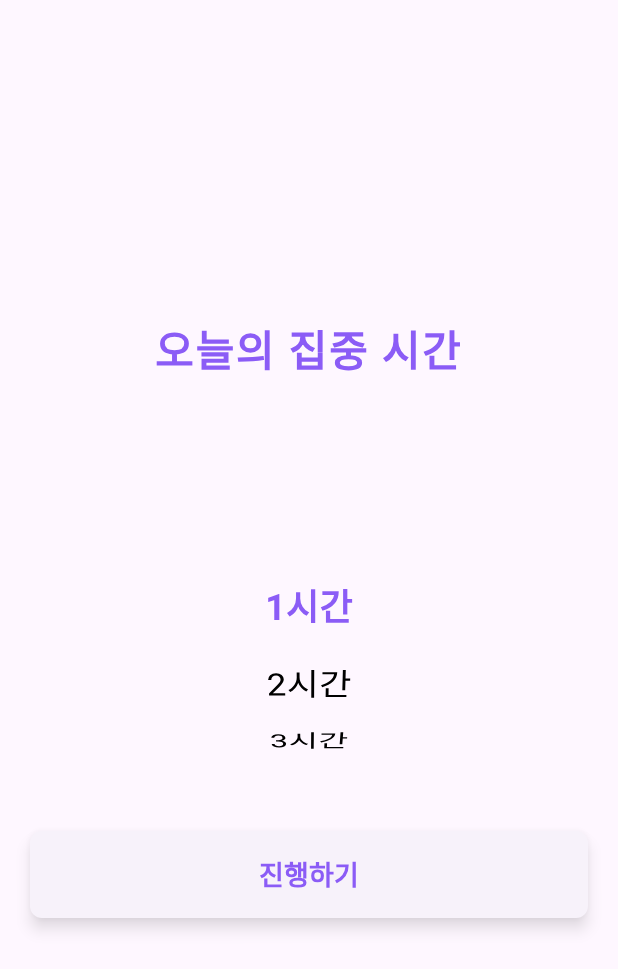
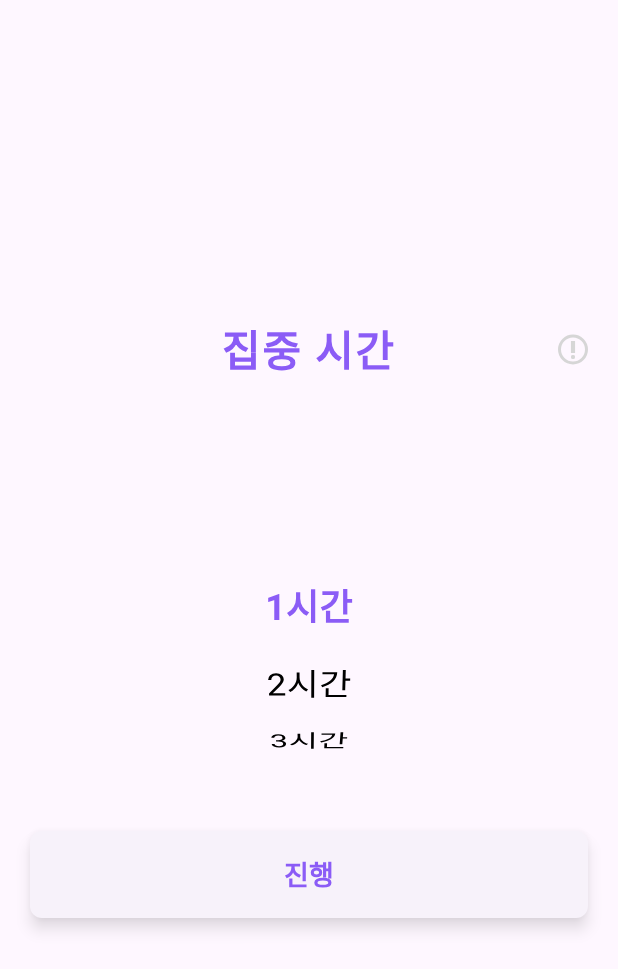
Before and after one commit to indianaPoly/frontend-beatburn, a Flutter app: the screen it shows after launch, on a phone screen of 412 x 824 dp. Shown: the top 969 px of the screen. Run offline on Flutter 3.47's test engine with Material 3 defaults, Android fonts, the light colour scheme and no system bars.

Commit message:
feat: 중요사항 기능 구현

```diff
--- a/lib/screen/time_selection_screen.dart
+++ b/lib/screen/time_selection_screen.dart
@@ -1,4 +1,3 @@
-// lib/screens/time_selection_screen.dart
 import 'package:flutter/material.dart';
 import 'package:provider/provider.dart';
 import '../providers/todo_provider.dart';
@@ -16,7 +15,6 @@ class _TimeSelectionScreenState extends State<TimeSelectionScreen> {
   @override
   Widget build(BuildContext context) {
     final isDarkMode = Theme.of(context).brightness == Brightness.dark;
-
     return Scaffold(
       body: SafeArea(
         child: Padding(
@@ -24,8 +22,13 @@ class _TimeSelectionScreenState extends State<TimeSelectionScreen> {
           child: Column(
             mainAxisAlignment: MainAxisAlignment.center,
             children: [
-            Text(
-              '오늘의 집중 시간',
+              Stack(
+                alignment: Alignment.center,
+                children: [
+                  Container(
+                    width: double.infinity,
+                    child: Text(
+                      '집중 시간',
                       style: TextStyle(
                         fontSize: 28,
                         fontWeight: FontWeight.bold,
@@ -33,6 +36,66 @@ class _TimeSelectionScreenState extends State<TimeSelectionScreen> {
                         letterSpacing: 1.2,
                       ),
                       textAlign: TextAlign.center,
+                    ),
+                  ),
+                  Positioned(
+                    right: 0,
+                    child: Container(
+                      width: 20,
+                      height: 20,
+                      decoration: BoxDecoration(
+                        shape: BoxShape.circle,
+                        border: Border.all(color: const Color.fromRGBO(214, 214, 214, 1), width: 2),
+                      ),
+                      child: IconButton(
+                        padding: EdgeInsets.zero,
+                        icon: Icon(Icons.priority_high, size: 16, color: Colors.grey[350]),
+                        onPressed: () {
+                          showDialog(
+                            context: context,
+                            builder: (context) => AlertDialog(
+                              title: Text(
+                                '중요사항',
+                                style: TextStyle(
+                                  color: Color(0xFF8B5CF6),
+                                  fontSize: 20,
+                                  fontWeight: FontWeight.w600
+                                  ),
+                                textAlign: TextAlign.center,
+                                ),
+                              content: Column(
+                                mainAxisSize: MainAxisSize.min,
+                                crossAxisAlignment: CrossAxisAlignment.start,
+                                children: [
+                                  SizedBox(height: 10,),
+                                  ListTile(
+                                    leading: Icon(Icons.check, color: Color(0xFF8B5CF6)),
+                                    title: Text('방해금지 모드 사용을 추천해요.',
+                                      style: TextStyle(fontSize: 14)),
+                                  ),
+                                  ListTile(
+                                    leading: Icon(Icons.check, color: Color(0xFF8B5CF6)),
+                                    title: Text('백그라운드 종료시 초기화돼요.',
+                                      style: TextStyle(fontSize: 14)),
+                                  ),
+                                ],
+                              ),
+                              actions: [
+                                TextButton(
+                                  onPressed: () => Navigator.pop(context),
+                                  child: Text('확인', style: TextStyle(
+                                    color: Color(0xFF8B5CF6),
+                                    fontSize: 16,
+                                    fontWeight: FontWeight.w600), textAlign: TextAlign.center,),
+                                ),
+                              ],
+                            ),
+                          );
+                        },
+                      ),
+                    ),
+                  ),
+                ],
               ),
               SizedBox(height: 50),
               SizedBox(
@@ -82,10 +145,13 @@ class _TimeSelectionScreenState extends State<TimeSelectionScreen> {
                       MaterialPageRoute(builder: (_) => HomeScreen())
                     );
                   },
-                 child: const Text('진행하기', style: TextStyle(
+                  child: const Text('진행',
+                    style: TextStyle(
                       color: Color(0xFF8B5CF6),
                       fontSize: 18,
-                    fontWeight: FontWeight.w600)),
+                      fontWeight: FontWeight.w600,
+                    )
+                  ),
                 ),
               ),
             ],
```
Lines whose indentation alone changed are shown as unchanged.
